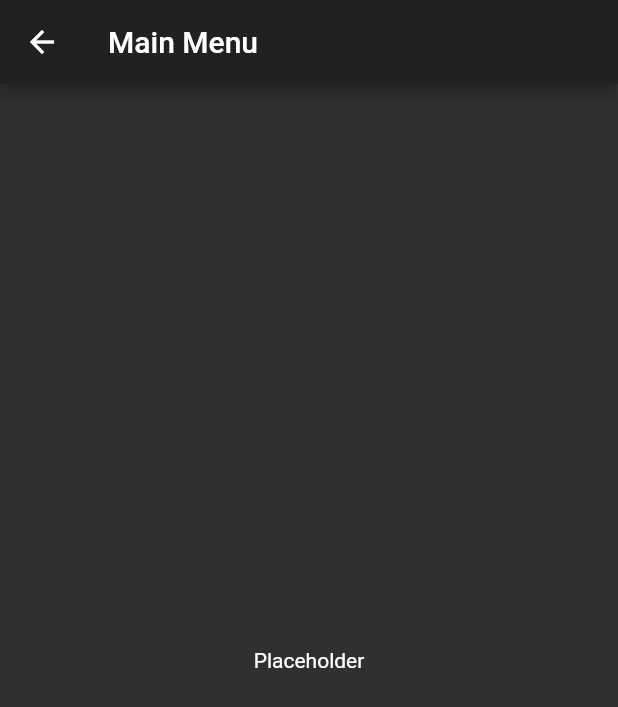
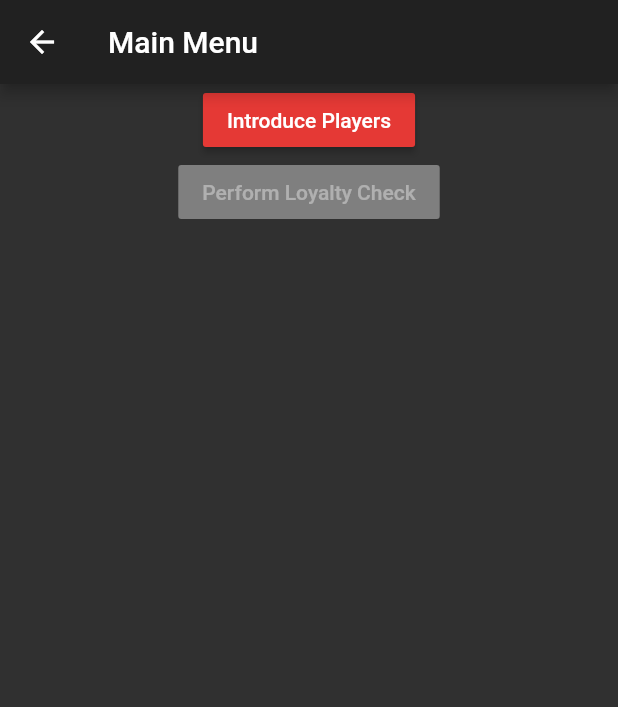
Before and after one commit to leer10/shroles, a Flutter app: the RoundScreen screen opened by its route, on a phone screen of 412 x 824 dp. Shown: the top 707 px of the screen. Run offline on Flutter 3.47's test engine with Material 2 defaults, Android fonts, the phone set to English and light mode, and no system bars.

Commit message:
more progress on main menu

```diff
--- a/lib/main.dart
+++ b/lib/main.dart
@@ -40,6 +40,7 @@ class MyApp extends StatelessWidget {
 
 class GameState with ChangeNotifier {
   Game game = Game();
+  bool _introduced = false;
 void addPlayer(String name, [Role role]){
   game.addPlayer(name, role);
   notifyListeners();
@@ -48,6 +49,13 @@ void deletePlayer(Player player){
   game.deletePlayer(player);
   notifyListeners();
 }
+
+bool get introduced => _introduced;
+void introduce() {
+  _introduced = true;
+  notifyListeners();
+}
+
 GameState(){
   addPlayer("Brandon");
   addPlayer("Mike");
--- a/lib/roundscreen.dart
+++ b/lib/roundscreen.dart
@@ -10,7 +10,12 @@ class RoundScreen extends StatelessWidget {
       appBar: AppBar(
         title: Text("Main Menu"),
       ),
-      body: Center(child: Text("Placeholder"))
+      body: Center(child: Column(
+        children: <Widget>[
+          RaisedButton(child: Text("Introduce Players"), onPressed: (){Navigator.pushNamed(context, '/roundscreen/roleintroduction');}),
+          RaisedButton(child: Text("Perform Loyalty Check"), onPressed: (Provider.of<GameState>(context).introduced) ? (){print("hey!");} : null ),
+        ],
+      ))
     );
   }
 }
```
Also changed, not shown: lib/roleintroductionscreen.dart (+12 -1 lines).
